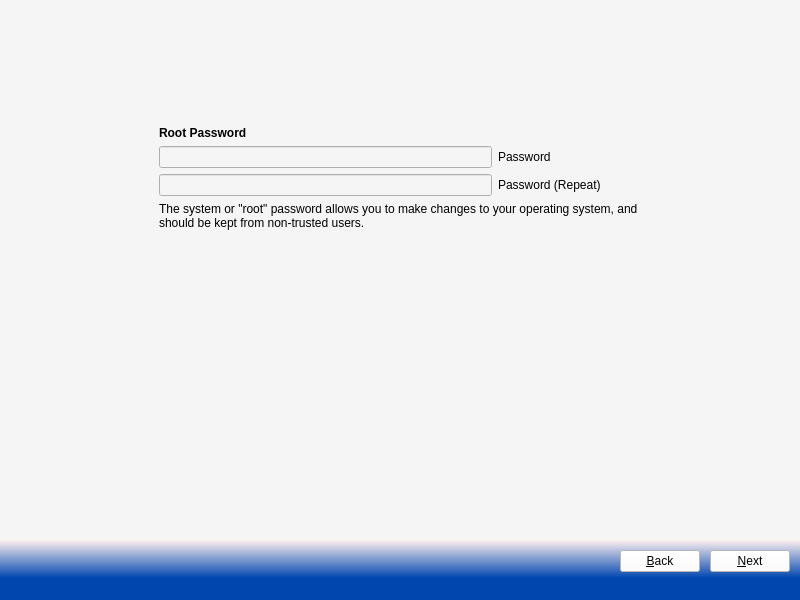
Before: the Qt Designer form src-qt5/pc-firstbootgui/firstboot.ui in trueos/pcbsd, drawn with Qt 5.
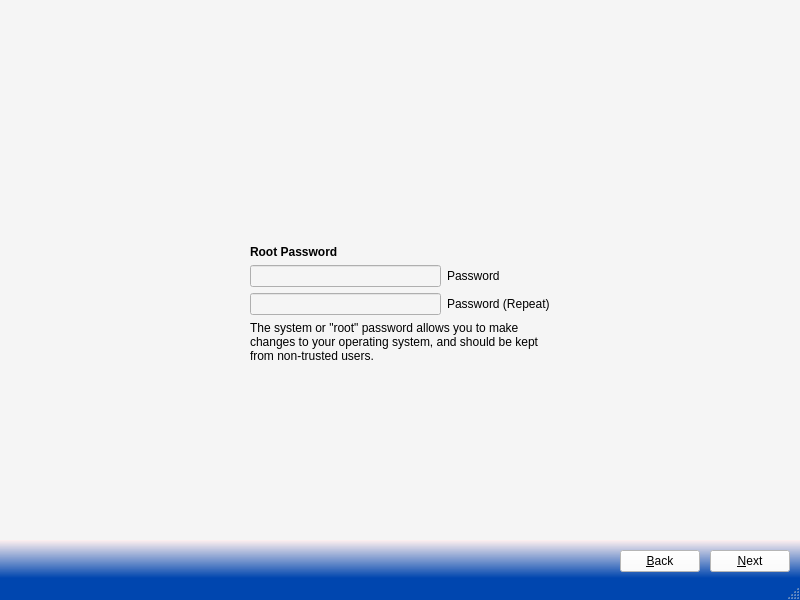
After: the same form once the commit is applied. The open tabs and pages were chosen to show the change. Icons and pictures are not drawn.

Commit message: Clean up some visual issues with the first-boot UI.

```diff
--- a/src-qt5/pc-firstbootgui/firstboot.ui
+++ b/src-qt5/pc-firstbootgui/firstboot.ui
@@ -19,6 +19,13 @@
   <property name="windowTitle">
    <string notr="true">PC-BSD</string>
   </property>
+  <property name="styleSheet">
+   <string notr="true">QStatusBar{
+background-color: rgb(0, 70, 175);
+font: 75 9pt &quot;Sans Serif&quot;;
+color: white;
+}</string>
+  </property>
   <widget class="QWidget" name="centralwidget">
    <layout class="QGridLayout" name="gridLayout">
     <property name="leftMargin">
@@ -461,7 +468,7 @@
            <enum>Qt::Horizontal</enum>
           </property>
           <property name="sizeType">
-           <enum>QSizePolicy::Preferred</enum>
+           <enum>QSizePolicy::Expanding</enum>
           </property>
           <property name="sizeHint" stdset="0">
            <size>
@@ -477,7 +484,7 @@
            <enum>Qt::Vertical</enum>
           </property>
           <property name="sizeType">
-           <enum>QSizePolicy::Fixed</enum>
+           <enum>QSizePolicy::Expanding</enum>
           </property>
           <property name="sizeHint" stdset="0">
            <size>
@@ -556,6 +563,18 @@
           </item>
           <item>
            <widget class="QLabel" name="label_10">
+            <property name="sizePolicy">
+             <sizepolicy hsizetype="Preferred" vsizetype="Preferred">
+              <horstretch>0</horstretch>
+              <verstretch>0</verstretch>
+             </sizepolicy>
+            </property>
+            <property name="minimumSize">
+             <size>
+              <width>300</width>
+              <height>0</height>
+             </size>
+            </property>
             <property name="font">
              <font>
               <weight>75</weight>
@@ -622,26 +641,16 @@
               </property>
              </widget>
             </item>
-            <item row="1" column="3">
-             <spacer name="horizontalSpacer_9">
-              <property name="orientation">
-               <enum>Qt::Horizontal</enum>
-              </property>
-              <property name="sizeType">
-               <enum>QSizePolicy::Minimum</enum>
-              </property>
-              <property name="sizeHint" stdset="0">
-               <size>
-                <width>40</width>
-                <height>20</height>
-               </size>
-              </property>
-             </spacer>
-            </item>
            </layout>
           </item>
           <item>
            <widget class="QLabel" name="label_11">
+            <property name="sizePolicy">
+             <sizepolicy hsizetype="MinimumExpanding" vsizetype="Preferred">
+              <horstretch>0</horstretch>
+              <verstretch>0</verstretch>
+             </sizepolicy>
+            </property>
             <property name="styleSheet">
              <string notr="true">background: transparent;</string>
             </property>
@@ -653,19 +662,6 @@
             </property>
            </widget>
           </item>
-          <item>
-           <spacer name="verticalSpacer_12">
-            <property name="orientation">
-             <enum>Qt::Vertical</enum>
-            </property>
-            <property name="sizeHint" stdset="0">
-             <size>
-              <width>20</width>
-              <height>40</height>
-             </size>
-            </property>
-           </spacer>
-          </item>
          </layout>
         </item>
         <item row="1" column="2" rowspan="2">
@@ -674,7 +670,7 @@
            <enum>Qt::Horizontal</enum>
           </property>
           <property name="sizeType">
-           <enum>QSizePolicy::Preferred</enum>
+           <enum>QSizePolicy::Expanding</enum>
           </property>
           <property name="sizeHint" stdset="0">
            <size>
@@ -692,7 +688,7 @@
           <property name="sizeHint" stdset="0">
            <size>
             <width>20</width>
-            <height>90</height>
+            <height>20</height>
            </size>
           </property>
          </spacer>
@@ -1701,9 +1697,7 @@
   </widget>
   <widget class="QStatusBar" name="statusbar">
    <property name="styleSheet">
-    <string notr="true">background-color: rgb(0, 70, 175);
-font: 75 9pt &quot;Sans Serif&quot;;
-color: black;</string>
+    <string notr="true"/>
    </property>
   </widget>
  </widget>
```
Left out of the diff: 15 changed lines with no effect on the pictures.
